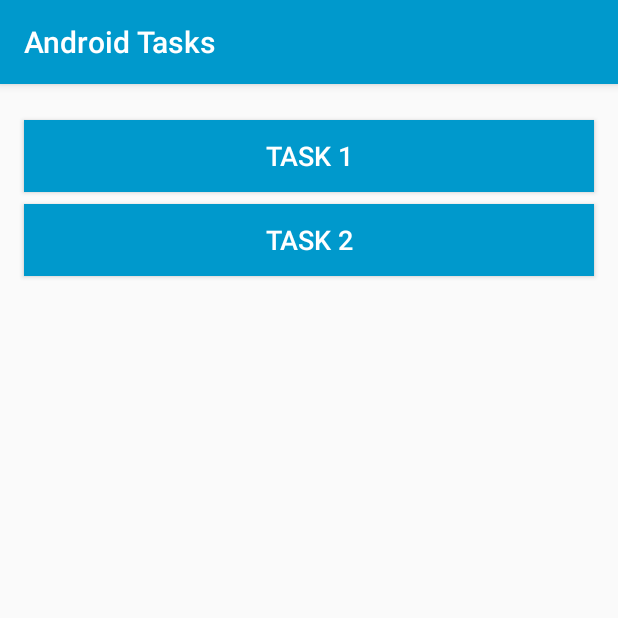
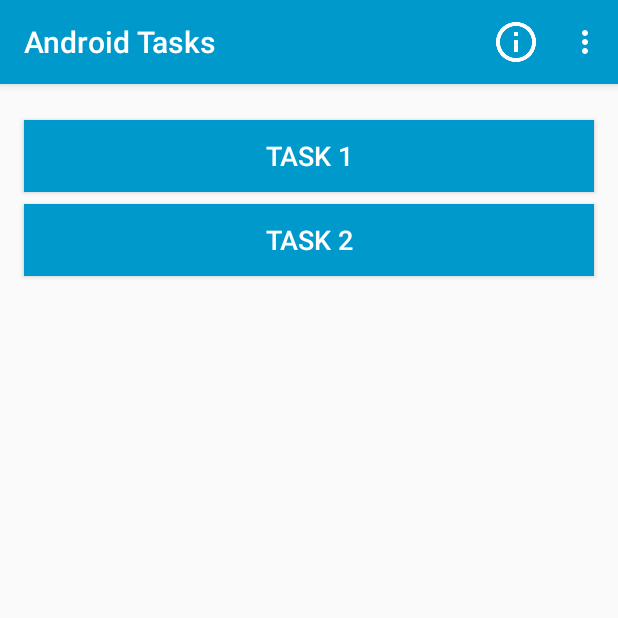
Before and after one commit to IolemanI/AndroidTasks, an Android app: the screen it shows after launch (MainActivity), on a phone screen of 412 x 824 dp, the top half of it. Run offline under Robolectric (Android 15) with nearby library versions, the phone set to English and light mode, and no system bars.

Commit message:
Implemented the menu with items (navigation bar) and context menu in MainActivity.

```diff
--- a/app/src/main/java/com/oleman/androidtasks/MainActivity.java
+++ b/app/src/main/java/com/oleman/androidtasks/MainActivity.java
@@ -4,7 +4,10 @@ import android.content.Intent;
 import android.support.v7.app.AppCompatActivity;
 import android.os.Bundle;
 import android.util.Log;
+import android.view.ContextMenu;
 import android.view.Gravity;
+import android.view.Menu;
+import android.view.MenuItem;
 import android.view.View;
 import android.widget.Button;
 import android.widget.ImageView;
@@ -16,28 +19,71 @@ public class MainActivity extends AppCompatActivity implements View.OnClickListe
     private static final int LAYOUT = R.layout.activity_main;
     public static final String TAG = "myLogs";
 
-    Button task1Btn;
-    Button task2Btn;
+    private Menu menu;  //выведено меню для управления чек-боксом в меню.
+    private Button task1Btn;
+    private Button task2Btn;
 
     @Override
     protected void onCreate(Bundle savedInstanceState) {
         super.onCreate(savedInstanceState);
         setContentView(LAYOUT);
 
-        Log.d(TAG, "Find the view-elements.");
+        Log.d(TAG, "Find the view-elements."); //запись логов
         task1Btn = (Button) findViewById(R.id.task1Btn);
         task2Btn = (Button) findViewById(R.id.task2Btn);
-
 
         task1Btn.setOnClickListener(this);
         task2Btn.setOnClickListener(this);
 
+        registerForContextMenu(task1Btn); //регистрация контекстного меню для кнопок
+        registerForContextMenu(task2Btn);
+    }
+
+    @Override
+    public void onCreateContextMenu(ContextMenu menu, View v, ContextMenu.ContextMenuInfo menuInfo) {
+
+        switch (v.getId()){
+            case R.id.task1Btn:
+                menu.add(0, 1, 0, "What the task?"); //добавление элементом в контекстное меню для определенной кнопки
+                break;
+            case R.id.task2Btn:
+                menu.add(0, 1, 0, "What the task?");
+                break;
+        }
+    }
+
+    @Override
+    public boolean onCreateOptionsMenu(Menu menu) {
+        getMenuInflater().inflate(R.menu.main_activity_menu, menu);
+
+        menu.add(1,4,3,"Display About").setCheckable(true).setChecked(true);  //программно добавляэм пункт меню.
+        this.menu = menu;
+        return true;
+    }
+
+    @Override
+    public boolean onOptionsItemSelected(MenuItem item) {
+
+        switch (item.getItemId()){     //обработка нажатия на пункты меню
+            case R.id.action_about:
+                Toast.makeText(MainActivity.this, "In developing", Toast.LENGTH_LONG).show();
+                break;
+            case R.id.action_setting:
+                Toast.makeText(MainActivity.this, "In developing", Toast.LENGTH_LONG).show();
+                break;
+            case 4:
+                item.setChecked(!item.isChecked());         //обработка чек-бокса в меню
+                if (item.isChecked()) menu.findItem(R.id.action_about).setShowAsAction(MenuItem.SHOW_AS_ACTION_IF_ROOM);
+                else if (!item.isChecked())menu.findItem(R.id.action_about).setShowAsAction(MenuItem.SHOW_AS_ACTION_NEVER);
+                break;
+        }
+        return super.onOptionsItemSelected(item);
     }
 
     @Override
     public void onClick(View view) {
 
-        switch (view.getId()){
+        switch (view.getId()){   //обработка нажатия на кнопки TASK 1, 2, и т.д.
             case R.id.task1Btn:
                 Intent intent = new Intent(this, Task1Activity.class);
                 startActivity(intent);
@@ -46,13 +92,16 @@ public class MainActivity extends AppCompatActivity implements View.OnClickListe
             case R.id.task2Btn:
                 task2Btn.setText("Clicked");
                 Log.d(TAG, "Button TASK 2 clicked.");
-                Toast toast = Toast.makeText(MainActivity.this, "Button TASK 2 was pressed!", Toast.LENGTH_SHORT);
+
+                //вывод на дисплей короткого сообщения "Тост" с изоюражением.
+                Toast toast = Toast.makeText(MainActivity.this, "TASK 2 in developing!", Toast.LENGTH_SHORT);
                 toast.setGravity(Gravity.CENTER, 0, 0);
                 LinearLayout toastImage = (LinearLayout) toast.getView();
                 ImageView imageView = new ImageView(MainActivity.this);
                 imageView.setImageResource(R.drawable.toast_image);
                 toastImage.addView(imageView, 0);
                 toast.show();
+
                 break;
         }
     }
--- a/app/src/main/res/layout/activity_main.xml
+++ b/app/src/main/res/layout/activity_main.xml
@@ -1,11 +1,10 @@
 <?xml version="1.0" encoding="utf-8"?>
 <android.support.constraint.ConstraintLayout xmlns:android="http://schemas.android.com/apk/res/android"
-    xmlns:app="http://schemas.android.com/apk/res-auto"
     xmlns:tools="http://schemas.android.com/tools"
     android:layout_width="match_parent"
     android:layout_height="match_parent"
     tools:context="com.oleman.androidtasks.MainActivity">
 
-    <include layout="@layout/content_main"/>
+    <include layout="@layout/content_main" />
 
 </android.support.constraint.ConstraintLayout>
--- /dev/null
+++ b/app/src/main/res/menu/main_activity_menu.xml
@@ -0,0 +1,18 @@
+<?xml version="1.0" encoding="utf-8"?>
+<menu xmlns:android="http://schemas.android.com/apk/res/android"
+    xmlns:tools="http://schemas.android.com/tools"
+    xmlns:app="http://schemas.android.com/apk/res-auto"
+    tools:context=".MainActivity">
+    <item
+        android:icon="@drawable/action_about"
+        android:id="@+id/action_about"
+        android:orderInCategory="2"
+        android:title="@string/action_about"
+        app:showAsAction="ifRoom"/>
+    <item
+        android:id="@+id/action_setting"
+        android:orderInCategory="1"
+        android:title="@string/action_setting"
+        app:showAsAction="never"/>
+
+</menu>
--- a/app/src/main/res/values/strings.xml
+++ b/app/src/main/res/values/strings.xml
@@ -6,4 +6,8 @@
     <string name="blue">Blue</string>
     <string name="green">Green</string>
     <string name="red">Red</string>
+
+    <string name="action_about">About</string>
+    <string name="action_setting">Setting</string>
+    <string name="action_display_about">Display About</string>
 </resources>
```
Also changed, not shown: app/src/main/res/drawable/action_about.png (added).
